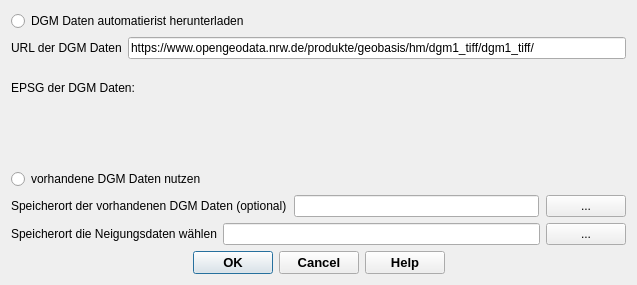
First picture: the form in qkan/neigung/res/neigung.ui, repository SonkeHoffmann/QKan-1, before the edit.
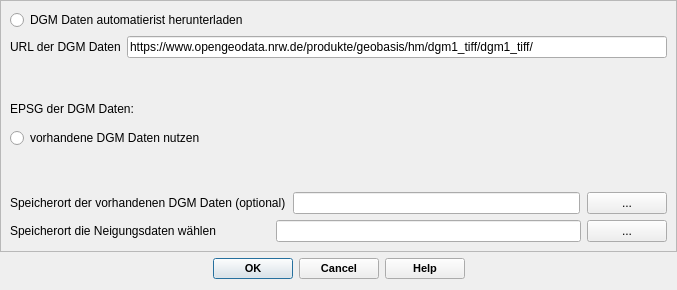
Second picture: the form after the edit. Icons and pictures are not drawn. Custom widgets are drawn as their Qt base class.

What changed in the file:
```diff
--- a/qkan/neigung/res/neigung.ui
+++ b/qkan/neigung/res/neigung.ui
@@ -6,14 +6,20 @@
    <rect>
     <x>0</x>
     <y>0</y>
-    <width>637</width>
-    <height>285</height>
+    <width>677</width>
+    <height>290</height>
    </rect>
   </property>
   <property name="minimumSize">
    <size>
-    <width>490</width>
-    <height>260</height>
+    <width>250</width>
+    <height>150</height>
+   </size>
+  </property>
+  <property name="maximumSize">
+   <size>
+    <width>16777215</width>
+    <height>290</height>
    </size>
   </property>
   <property name="font">
@@ -28,6 +34,30 @@
    <iconset>
     <normaloff>../../QKan.png</normaloff>../../QKan.png</iconset>
   </property>
+  <layout class="QVBoxLayout" name="verticalLayout_4">
+   <property name="leftMargin">
+    <number>0</number>
+   </property>
+   <property name="topMargin">
+    <number>0</number>
+   </property>
+   <property name="rightMargin">
+    <number>0</number>
+   </property>
+   <item>
+    <widget class="QScrollArea" name="scrollArea">
+     <property name="widgetResizable">
+      <bool>true</bool>
+     </property>
+     <widget class="QWidget" name="scrollAreaWidgetContents">
+      <property name="geometry">
+       <rect>
+        <x>0</x>
+        <y>0</y>
+        <width>675</width>
+        <height>250</height>
+       </rect>
+      </property>
   <layout class="QVBoxLayout" name="verticalLayout">
    <item>
     <layout class="QVBoxLayout" name="verticalLayout_3">
@@ -61,6 +91,19 @@
      </item>
      <item>
       <layout class="QVBoxLayout" name="verticalLayout_2">
+           <item>
+            <spacer name="verticalSpacer_2">
+             <property name="orientation">
+              <enum>Qt::Vertical</enum>
+             </property>
+             <property name="sizeHint" stdset="0">
+              <size>
+               <width>20</width>
+               <height>40</height>
+              </size>
+             </property>
+            </spacer>
+           </item>
        <item>
         <widget class="QLabel" name="label_5">
          <property name="font">
@@ -79,7 +122,14 @@
         </widget>
        </item>
        <item>
-        <widget class="QgsProjectionSelectionWidget" name="epsg"/>
+            <widget class="QgsProjectionSelectionWidget" name="epsg">
+             <property name="maximumSize">
+              <size>
+               <width>16777215</width>
+               <height>22</height>
+              </size>
+             </property>
+            </widget>
        </item>
       </layout>
      </item>
@@ -90,6 +140,19 @@
        </property>
       </widget>
      </item>
+         <item>
+          <spacer name="verticalSpacer">
+           <property name="orientation">
+            <enum>Qt::Vertical</enum>
+           </property>
+           <property name="sizeHint" stdset="0">
+            <size>
+             <width>20</width>
+             <height>40</height>
+            </size>
+           </property>
+          </spacer>
+         </item>
      <item>
       <layout class="QHBoxLayout" name="horizontalLayout_3">
        <property name="spacing">
@@ -106,6 +169,12 @@
        </property>
        <item>
         <widget class="QLabel" name="label_2">
+             <property name="minimumSize">
+              <size>
+               <width>260</width>
+               <height>0</height>
+              </size>
+             </property>
          <property name="text">
           <string>Speicherort der vorhandenen DGM Daten (optional)</string>
          </property>
@@ -126,12 +195,16 @@
        </item>
       </layout>
      </item>
-    </layout>
-   </item>
    <item>
     <layout class="QHBoxLayout" name="horizontalLayout_6">
      <item>
       <widget class="QLabel" name="label">
+             <property name="minimumSize">
+              <size>
+               <width>260</width>
+               <height>0</height>
+              </size>
+             </property>
        <property name="text">
         <string>Speicherort die Neigungsdaten wählen</string>
        </property>
@@ -149,12 +222,18 @@
      </item>
     </layout>
    </item>
+        </layout>
+       </item>
+      </layout>
+     </widget>
+    </widget>
+   </item>
    <item>
     <widget class="QDialogButtonBox" name="button_box">
      <property name="font">
       <font>
        <family>Tahoma</family>
-       <pointsize>10</pointsize>
+       <pointsize>8</pointsize>
        <weight>75</weight>
        <bold>true</bold>
       </font>
```
Lines whose indentation alone changed are shown as unchanged.
